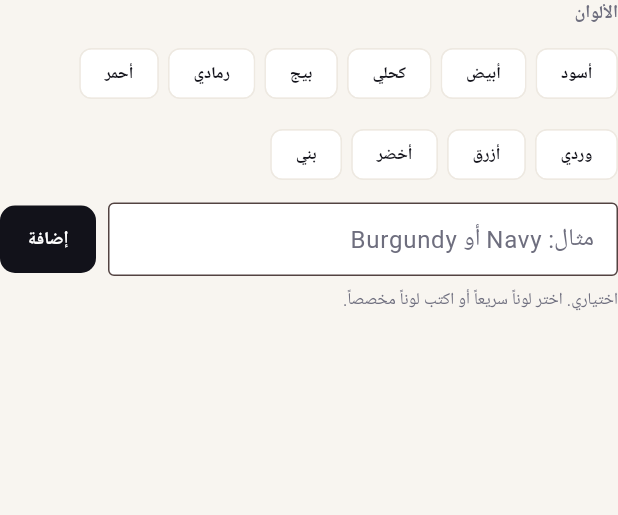
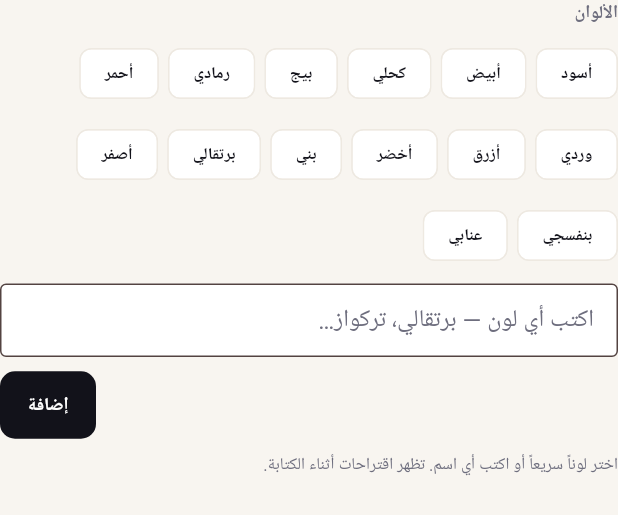
Before and after one commit to bdaass/family-zone, a Flutter app: the ColorInputField widget shown alone on an empty page, opened directly with empty values, on a phone screen of 412 x 824 dp. Shown: the top 515 px of the screen. Run offline on Flutter 3.47's test engine with Material 3 defaults, Android fonts, the phone set to English and light mode, and no system bars; our stand-ins replace cloud_firestore, cloud_functions, firebase_auth, firebase_core, firebase_storage, flutter_image_compress and 5 more; accounts and stored records are empty; network calls fail; Roboto replaces fonts that are missing (Cairo).

Commit message:
Let staff enter any product color without expanding the quick-pick list.
Add autocomplete and more quick colors (including orange), centralize swatch colors, and fix catalog cards so the add-to-cart button stays visible when items have sizes and colors.

Co-authored-by: Cursor <cursoragent@cursor.com>

```diff
--- a/lib/l10n/app_strings.dart
+++ b/lib/l10n/app_strings.dart
@@ -51,7 +51,34 @@ class S {
     'Blue',
     'Green',
     'Brown',
+    'Orange',
+    'Yellow',
+    'Purple',
+    'Burgundy',
   ];
+
+  static const _typeaheadColorNames = [
+    'Cream',
+    'Olive',
+    'Coral',
+    'Gold',
+    'Ivory',
+    'Khaki',
+    'Maroon',
+    'Turquoise',
+    'Teal',
+    'Silver',
+  ];
+
+  /// Quick picks plus extra names for autocomplete — not shown as chips.
+  static List<String> get colorSuggestions {
+    final seen = <String>{};
+    final result = <String>[];
+    for (final name in [...quickColorNames, ..._typeaheadColorNames]) {
+      if (seen.add(name.toLowerCase())) result.add(name);
+    }
+    return result;
+  }
 
   static const _colorKeys = {
     'black': 'color_black',
@@ -65,6 +92,20 @@ class S {
     'blue': 'color_blue',
     'green': 'color_green',
     'brown': 'color_brown',
+    'orange': 'color_orange',
+    'yellow': 'color_yellow',
+    'purple': 'color_purple',
+    'burgundy': 'color_burgundy',
+    'cream': 'color_cream',
+    'olive': 'color_olive',
+    'coral': 'color_coral',
+    'gold': 'color_gold',
+    'ivory': 'color_ivory',
+    'khaki': 'color_khaki',
+    'maroon': 'color_maroon',
+    'turquoise': 'color_turquoise',
+    'teal': 'color_teal',
+    'silver': 'color_silver',
   };
 
   static const _map = {
@@ -228,6 +269,20 @@ class S {
       'color_blue': 'Blue',
       'color_green': 'Green',
       'color_brown': 'Brown',
+      'color_orange': 'Orange',
+      'color_yellow': 'Yellow',
+      'color_purple': 'Purple',
+      'color_burgundy': 'Burgundy',
+      'color_cream': 'Cream',
+      'color_olive': 'Olive',
+      'color_coral': 'Coral',
+      'color_gold': 'Gold',
+      'color_ivory': 'Ivory',
+      'color_khaki': 'Khaki',
+      'color_maroon': 'Maroon',
+      'color_turquoise': 'Turquoise',
+      'color_teal': 'Teal',
+      'color_silver': 'Silver',
       'add_to_cart': 'Add to cart',
       'added_to_cart': 'Added to cart',
       'product_details': 'Product details',
@@ -352,9 +407,9 @@ class S {
       'field_size_add': 'Add',
       'field_size_helper': 'Add each size on its own — e.g. 42, M, XL, or 1-5 years.',
       'field_colors': 'Colors',
-      'field_color_input_hint': 'e.g. Navy or Burgundy',
+      'field_color_input_hint': 'Type any color — Orange, Turquoise…',
       'field_color_add': 'Add',
-      'field_color_helper': 'Optional. Tap a quick color or type your own.',
+      'field_color_helper': 'Tap a quick color or type any name. Suggestions appear as you type.',
       'sizes_required': 'Add at least one size.',
       'select_size_required': 'Please choose a size.',
       'select_color_required': 'Please choose a color.',
@@ -456,7 +511,8 @@ class S {
       'variant_add_line': 'Add size line',
       'variant_qty_label': 'Qty {count}',
       'variant_saved_stock': 'Added stock',
-      'variant_pick_color': 'Quick colors',
+      'variant_pick_color': 'Quick colors (or type below)',
+      'variant_custom_color_hint': 'Type any color — Orange, Turquoise, etc.',
       'variant_size_stock_line': '{size} · {count} pcs',
       'variant_inventory_required': 'Add at least one color, size, and quantity for a branch.',
       'out_of_stock': 'This size and color are out of stock.',
@@ -628,6 +684,20 @@ class S {
       'color_blue': 'أزرق',
       'color_green': 'أخضر',
       'color_brown': 'بني',
+      'color_orange': 'برتقالي',
+      'color_yellow': 'أصفر',
+      'color_purple': 'بنفسجي',
+      'color_burgundy': 'عنابي',
+      'color_cream': 'كريمي',
+      'color_olive': 'زيتي',
+      'color_coral': 'مرجاني',
+      'color_gold': 'ذهبي',
+      'color_ivory': 'عاجي',
+      'color_khaki': 'كاكي',
+      'color_maroon': 'كستنائي',
+      'color_turquoise': 'تركواز',
+      'color_teal': 'أزرق مخضر',
+      'color_silver': 'فضي',
       'add_to_cart': 'أضف للسلة',
       'added_to_cart': 'تمت الإضافة للسلة',
       'product_details': 'تفاصيل المنتج',
@@ -752,9 +822,9 @@ class S {
       'field_size_add': 'إضافة',
       'field_size_helper': 'أضف كل مقاس على حدة — مثال: 42، M، XL، أو 1-5 years.',
       'field_colors': 'الألوان',
-      'field_color_input_hint': 'مثال: Navy أو Burgundy',
+      'field_color_input_hint': 'اكتب أي لون — برتقالي، تركواز…',
       'field_color_add': 'إضافة',
-      'field_color_helper': 'اختياري. اختر لوناً سريعاً أو اكتب لوناً مخصصاً.',
+      'field_color_helper': 'اختر لوناً سريعاً أو اكتب أي اسم. تظهر اقتراحات أثناء الكتابة.',
       'sizes_required': 'أضف مقاساً واحداً على الأقل.',
       'select_size_required': 'يرجى اختيار المقاس.',
       'select_color_required': 'يرجى اختيار اللون.',
@@ -856,7 +926,8 @@ class S {
       'variant_add_line': 'إضافة مقاس',
       'variant_qty_label': 'الكمية {count}',
       'variant_saved_stock': 'المخزون المضاف',
-      'variant_pick_color': 'ألوان سريعة',
+      'variant_pick_color': 'ألوان سريعة (أو اكتب أدناه)',
+      'variant_custom_color_hint': 'اكتب أي لون — برتقالي، تركواز، إلخ.',
       'variant_size_stock_line': '{size} · {count} قطعة',
       'variant_inventory_required': 'أضف لوناً ومقاساً وكمية واحدة على الأقل لفرع.',
       'out_of_stock': 'هذا المقاس واللون غير متوفرين.',
--- a/lib/pages/dashboard.dart
+++ b/lib/pages/dashboard.dart
@@ -19,6 +19,7 @@ import '../theme/app_theme.dart';
 import '../utils/user_facing_error.dart';
 import '../utils/hero_slider_settings.dart';
 import '../utils/product_permissions.dart';
+import '../utils/product_image_settings.dart';
 import '../widgets/ambient_background.dart';
 import '../widgets/dashboard_hero.dart';
 import '../widgets/family_zone_brand.dart';
@@ -1180,8 +1181,7 @@ class _DashboardPageState extends State<DashboardPage> with TickerProviderStateM
           );
         }
 
-        // width / height — higher value = shorter cards. Tuned for 4:5 image + text footer.
-        final cardAspectRatio = isWide ? 0.67 : 0.61;
+        final cardAspectRatio = ProductImageSettings.catalogGridAspectRatioForLayout(isWide: isWide);
 
         return SliverMainAxisGroup(
           slivers: [
--- a/lib/widgets/color_input_field.dart
+++ b/lib/widgets/color_input_field.dart
@@ -125,11 +125,23 @@ class _ColorInputFieldState extends State<ColorInputField> {
           }).toList(),
         ),
         SizedBox(height: gap),
-        Row(
-          children: [
-            Expanded(
-              child: TextField(
-                controller: _inputController,
+        RawAutocomplete<String>(
+          textEditingController: _inputController,
+          optionsBuilder: (value) {
+            final q = value.text.trim().toLowerCase();
+            if (q.isEmpty) return const Iterable<String>.empty();
+            return S.colorSuggestions.where((color) {
+              final en = color.toLowerCase();
+              final localized = S.colorName(color).toLowerCase();
+              return en.contains(q) || localized.contains(q);
+            });
+          },
+          displayStringForOption: S.colorName,
+          onSelected: _addColor,
+          fieldViewBuilder: (context, controller, focusNode, onFieldSubmitted) {
+            return TextField(
+              controller: controller,
+              focusNode: focusNode,
               textCapitalization: TextCapitalization.words,
               decoration: InputDecoration(
                 isDense: widget.dense,
@@ -137,11 +149,46 @@ class _ColorInputFieldState extends State<ColorInputField> {
                 border: const OutlineInputBorder(),
                 contentPadding: EdgeInsets.symmetric(horizontal: 12, vertical: widget.dense ? 10 : 12),
               ),
-                onSubmitted: _addColor,
+              onSubmitted: (_) {
+                _addColor(controller.text);
+                onFieldSubmitted();
+              },
+            );
+          },
+          optionsViewBuilder: (context, onSelected, options) {
+            return Align(
+              alignment: AlignmentDirectional.topStart,
+              child: Material(
+                elevation: 4,
+                borderRadius: BorderRadius.circular(10),
+                child: ConstrainedBox(
+                  constraints: const BoxConstraints(maxHeight: 220, maxWidth: 320),
+                  child: ListView.builder(
+                    padding: EdgeInsets.zero,
+                    shrinkWrap: true,
+                    itemCount: options.length,
+                    itemBuilder: (context, index) {
+                      final color = options.elementAt(index);
+                      return ListTile(
+                        dense: true,
+                        leading: CircleAvatar(
+                          radius: 10,
+                          backgroundColor: ProductCatalog.colorSwatchFill(color),
+                        ),
+                        title: Text(S.colorName(color), style: const TextStyle(fontWeight: FontWeight.w600)),
+                        onTap: () => onSelected(color),
+                      );
+                    },
                   ),
                 ),
-            const SizedBox(width: 8),
-            FilledButton(
+              ),
+            );
+          },
+        ),
+        const SizedBox(height: 8),
+        Align(
+          alignment: AlignmentDirectional.centerEnd,
+          child: FilledButton(
             onPressed: () => _addColor(),
             style: FilledButton.styleFrom(
               backgroundColor: AppColors.ink,
@@ -151,7 +198,6 @@ class _ColorInputFieldState extends State<ColorInputField> {
             ),
             child: Text(S.of('field_color_add'), style: const TextStyle(fontWeight: FontWeight.w800, fontSize: 12)),
           ),
-          ],
         ),
         SizedBox(height: gap),
         Text(
```
Also changed, not shown: lib/models/product_catalog.dart (+60 -0 lines), lib/utils/product_image_settings.dart (+13 -0 lines), lib/widgets/product_card.dart (+8 -36 lines), lib/widgets/variant_inventory_field.dart (+57 -33 lines). Lines whose indentation alone changed are shown as unchanged.
